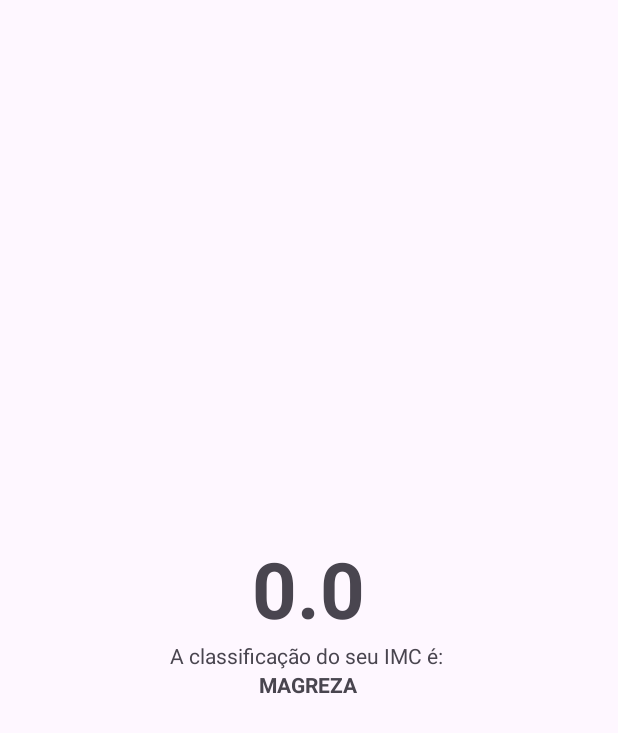
After one commit to marcoaferreira/BMICalculator, an Android app: the ResultActivity screen opened directly, with no data from a screen before it, on a phone screen of 412 x 824 dp. The commit adds this screen. Shown: the top 733 px of the screen. Run offline under Robolectric (Android 15) with nearby library versions, the phone set to English and light mode, and no system bars.

Commit message:
Show result in a new screen: Result Activity

```diff
--- a/app/build.gradle.kts
+++ b/app/build.gradle.kts
@@ -41,6 +41,7 @@ dependencies {
     implementation("androidx.appcompat:appcompat:1.6.1")
     implementation("com.google.android.material:material:1.10.0")
     implementation("androidx.constraintlayout:constraintlayout:2.1.4")
+    implementation("androidx.activity:activity:1.8.0")
     testImplementation("junit:junit:4.13.2")
     androidTestImplementation("androidx.test.ext:junit:1.1.5")
     androidTestImplementation("androidx.test.espresso:espresso-core:3.5.1")
--- a/app/src/main/AndroidManifest.xml
+++ b/app/src/main/AndroidManifest.xml
@@ -13,6 +13,9 @@
         android:theme="@style/Theme.Calculadoraimc"
         tools:targetApi="31">
         <activity
+            android:name=".ResultActivity"
+            android:exported="false" />
+        <activity
             android:name=".MainActivity"
             android:exported="true">
             <intent-filter>
--- a/app/src/main/java/com/comunidadedevspace/imc/MainActivity.kt
+++ b/app/src/main/java/com/comunidadedevspace/imc/MainActivity.kt
@@ -1,5 +1,6 @@
 package com.comunidadedevspace.imc
 
+import android.content.Intent
 import androidx.appcompat.app.AppCompatActivity
 import android.os.Bundle
 import android.widget.Button
@@ -33,7 +34,12 @@ class MainActivity : AppCompatActivity() {
                 val weight: Float = weightStr.toFloat()
                 val heightQ2: Float = height * height
                 val IMCresult: Float = weight / heightQ2
-                println(IMCresult)
+
+                val intent = Intent(this, ResultActivity::class.java)
+                    intent.putExtra(KEY_RESULT_IMC, IMCresult)
+                    startActivity(intent)
+
+
             }
         }
 
--- /dev/null
+++ b/app/src/main/java/com/comunidadedevspace/imc/ResultActivity.kt
@@ -0,0 +1,46 @@
+package com.comunidadedevspace.imc
+
+import android.os.Bundle
+import android.widget.TextView
+import androidx.activity.enableEdgeToEdge
+import androidx.appcompat.app.AppCompatActivity
+import androidx.core.view.ViewCompat
+import androidx.core.view.WindowInsetsCompat
+
+const val KEY_RESULT_IMC = "ResultActivity.KEY_IMC"
+
+class ResultActivity : AppCompatActivity() {
+    override fun onCreate(savedInstanceState: Bundle?) {
+        super.onCreate(savedInstanceState)
+        enableEdgeToEdge()
+        setContentView(R.layout.activity_result)
+        ViewCompat.setOnApplyWindowInsetsListener(findViewById(R.id.main)) { v, insets ->
+            val systemBars = insets.getInsets(WindowInsetsCompat.Type.systemBars())
+            v.setPadding(systemBars.left, systemBars.top, systemBars.right, systemBars.bottom)
+            insets
+        }
+
+        val result = intent.getFloatExtra(KEY_RESULT_IMC, 0f)
+
+        val tvResult = findViewById<TextView>(R.id.tv_result)
+        val tvClassification = findViewById<TextView>(R.id.tv_classification)
+
+        tvResult.text = result.toString()
+
+        var classification: String? = null
+
+        classification = if(result <= 18.5f) {
+            "MAGREZA"
+        } else if (result > 18.5f && result <= 24.9f) {
+            "NORMAL"
+        } else if (result > 25f && result <= 29.9f) {
+            "SOBREPESO"
+        } else if (result > 30f && result <= 39.9f) {
+            "OBESIDADE"
+        } else {
+            "OBESIDADE GRAVE"
+        }
+
+        tvClassification.text = classification.toString()
+    }
+}
--- /dev/null
+++ b/app/src/main/res/layout/activity_result.xml
@@ -0,0 +1,34 @@
+<?xml version="1.0" encoding="utf-8"?>
+<LinearLayout xmlns:android="http://schemas.android.com/apk/res/android"
+    xmlns:app="http://schemas.android.com/apk/res-auto"
+    xmlns:tools="http://schemas.android.com/tools"
+    android:id="@+id/main"
+    android:layout_width="match_parent"
+    android:layout_height="match_parent"
+    android:orientation="vertical"
+    android:gravity="center"
+    tools:context=".ResultActivity">
+
+
+    <TextView
+        android:id="@+id/tv_result"
+        android:layout_width="wrap_content"
+        android:layout_height="wrap_content"
+        android:textSize="52sp"
+        android:maxLength="5"
+        android:textStyle="bold"
+        tools:text="23.66" />
+
+    <TextView
+        android:id="@+id/tv_classification_label"
+        android:layout_width="wrap_content"
+        android:layout_height="wrap_content"
+        android:text="A classificação do seu IMC é: " />
+
+    <TextView
+        android:id="@+id/tv_classification"
+        android:layout_width="wrap_content"
+        android:layout_height="wrap_content"
+        android:textStyle="bold"
+        tools:text="NORMAL" />
+</LinearLayout>
```
